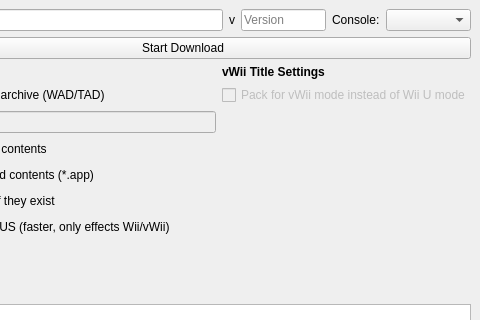
Qt form qt/ui/MainMenu.ui (NinjaCheetah/NUSGet) before a commit; both pictures show x 530 to 1010 and y 0 to 320 of the 1010 by 625 pixel window.
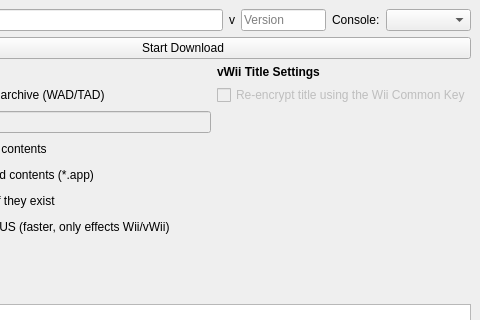
The same form after that commit.

Commit message: Updated wording in interface, small database corrections

```diff
--- a/qt/ui/MainMenu.ui
+++ b/qt/ui/MainMenu.ui
@@ -335,7 +335,7 @@
              <bool>false</bool>
             </property>
             <property name="text">
-             <string>Pack for vWii mode instead of Wii U mode</string>
+             <string>Re-encrypt title using the Wii Common Key</string>
             </property>
            </widget>
           </item>
```
The commit also changes 4 other files.
